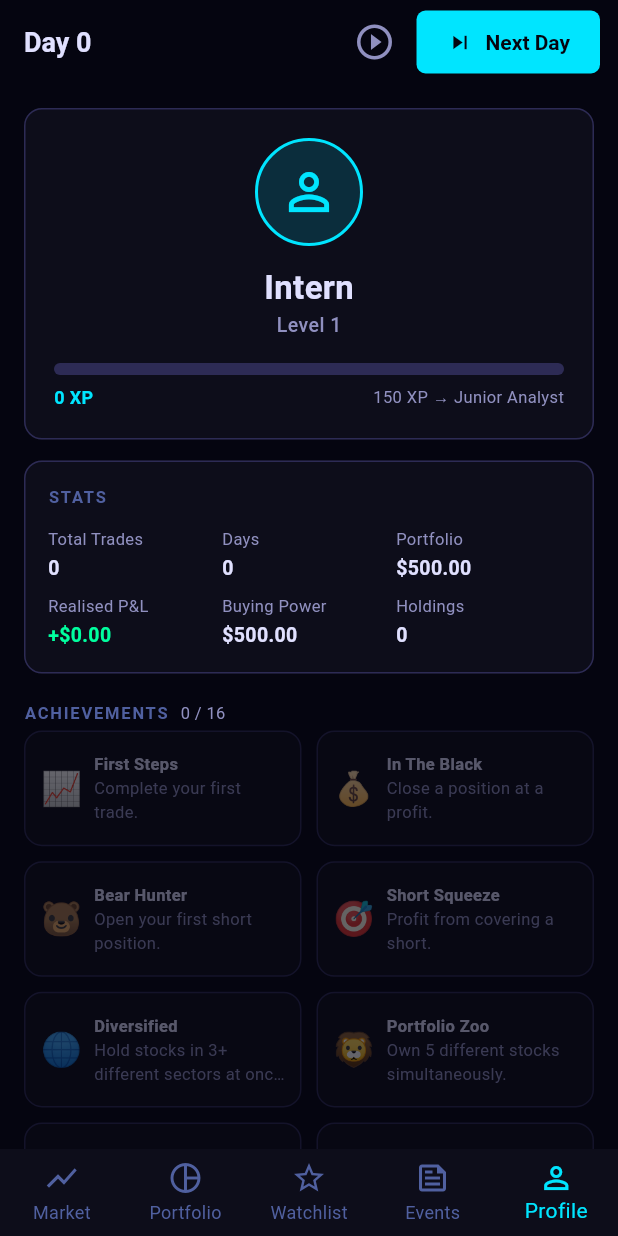
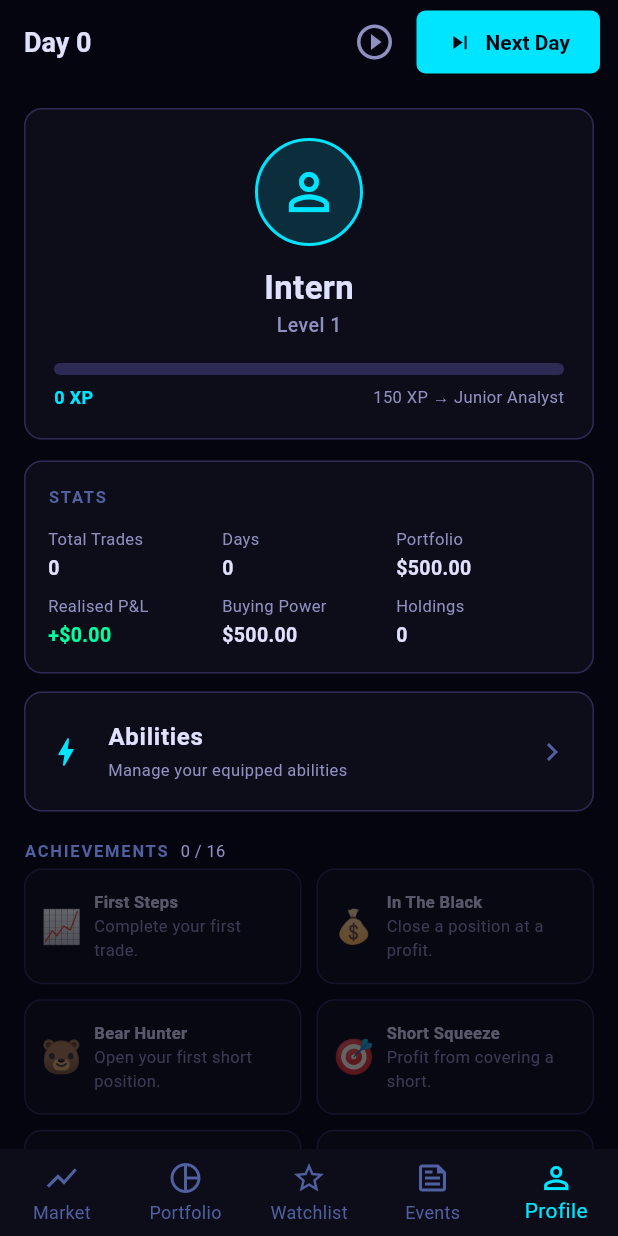
Before and after one commit to Leonis-Studios/project-constantine, a Flutter app: the screen it shows after launch, item 5 of the bottom bar chosen, on a phone screen of 412 x 824 dp. Run offline on Flutter 3.47's test engine with Material 3 defaults, Android fonts, the phone set to English and light mode, and no system bars; our stand-ins replace fl_chart, shared_preferences.

```diff
--- a/lib/providers/ability_provider.dart
+++ b/lib/providers/ability_provider.dart
@@ -60,6 +60,10 @@ class AbilityProvider extends ChangeNotifier {
   Duration? swapCooldownFor(AbilitySlot slot) =>
       _service.swapCooldownRemaining(slot);
 
+  /// Direct access to the underlying service — used when passing the service
+  /// instance to widgets that require it (e.g. AbilityScreen).
+  AbilityService get service => _service;
+
   /// Forwards the service's unlock stream so root widgets can listen without
   /// a direct reference to AbilityService.
   Stream<Ability> get unlockStream => _service.unlockStream;
--- a/lib/providers/market_provider.dart
+++ b/lib/providers/market_provider.dart
@@ -136,6 +136,7 @@ class MarketProvider extends ChangeNotifier {
       stocks: _stocks,
       holdings: _portfolio?.holdings ?? [],
       cashBalance: _portfolio?.cashBalance ?? 0,
+      dayNumber: _currentDay + 1,
       rng: _rng,
     );
 
--- a/lib/screens/ability_screen.dart
+++ b/lib/screens/ability_screen.dart
@@ -1,5 +1,3 @@
-// TODO: Register this route in app router when ready
-
 // ─────────────────────────────────────────────────────────────────────────────
 // ability_screen.dart  (lib/screens/)
 //
--- a/lib/screens/profile_screen.dart
+++ b/lib/screens/profile_screen.dart
@@ -10,10 +10,12 @@ import 'package:intl/intl.dart';
 import 'package:provider/provider.dart';
 
 import '../data/achievement_definitions.dart';
+import '../providers/ability_provider.dart';
 import '../providers/market_provider.dart';
 import '../providers/portfolio_provider.dart';
 import '../providers/xp_provider.dart';
 import '../theme/app_theme.dart';
+import 'ability_screen.dart';
 
 class ProfileScreen extends StatelessWidget {
   const ProfileScreen({super.key});
@@ -175,6 +177,31 @@ class ProfileScreen extends StatelessWidget {
           ),
         ),
 
+        // ── Abilities entry ───────────────────────────────────────────────────
+        Card(
+          margin: const EdgeInsets.symmetric(horizontal: 16, vertical: 6),
+          child: ListTile(
+            leading: const Icon(Icons.bolt_outlined, color: AppTheme.accent),
+            title: const Text('Abilities',
+                style: TextStyle(
+                  fontWeight: FontWeight.w600,
+                  color: AppTheme.textPrimary,
+                )),
+            subtitle: const Text('Manage your equipped abilities',
+                style: AppTheme.caption),
+            trailing: const Icon(Icons.chevron_right, color: AppTheme.textMuted),
+            onTap: () => Navigator.push(
+              context,
+              MaterialPageRoute(
+                builder: (_) => AbilityScreen(
+                  abilityService:
+                      context.read<AbilityProvider>().service,
+                ),
+              ),
+            ),
+          ),
+        ),
+
         // ── Achievements grid ─────────────────────────────────────────────────
         Padding(
           padding: const EdgeInsets.fromLTRB(16, 12, 16, 4),
```
Also changed, not shown: lib/systems/events/event_engine.dart (+35 -34 lines), lib/widgets/daily_summary_sheet.dart (+14 -10 lines).
